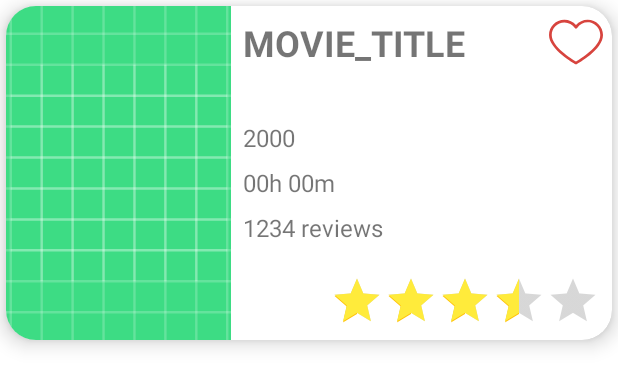
After one commit to TomCo2210/23A-10357-L08, an Android app: the layout movie_item.xml on its own in the app's theme, with its tools: preview values and no code run, on a phone screen of 412 x 824 dp. The commit adds this screen. Shown: the top 387 px of the screen. Run offline under Robolectric (Android 15) with nearby library versions, the phone set to English and light mode, and no system bars.

Commit message:
Movie card design, recyclerView in main activity, data manager

```diff
--- /dev/null
+++ b/app/src/main/res/drawable/empty_heart.xml
@@ -0,0 +1,11 @@
+<?xml version="1.0" encoding="utf-8"?>
+<vector xmlns:android="http://schemas.android.com/apk/res/android"
+    android:width="412.735dp"
+    android:height="412.735dp"
+    android:viewportWidth="412.735"
+    android:viewportHeight="412.735">
+
+    <path
+        android:fillColor="#d7443e"
+        android:pathData="M295.706,35.522C295.706,35.522,295.706,35.522,295.706,35.522c-34.43-0.184-67.161,14.937-89.339,41.273 c-22.039-26.516-54.861-41.68-89.339-41.273C52.395,35.522,0,87.917,0,152.55C0,263.31,193.306,371.456,201.143,375.636 c3.162,2.113,7.286,2.113,10.449,0c7.837-4.18,201.143-110.759,201.143-223.086C412.735,87.917,360.339,35.522,295.706,35.522z M206.367,354.738C176.065,336.975,20.898,242.412,20.898,152.55c0-53.091,43.039-96.131,96.131-96.131 c32.512-0.427,62.938,15.972,80.457,43.363c3.557,4.905,10.418,5.998,15.323,2.44c0.937-0.68,1.761-1.503,2.44-2.44 c29.055-44.435,88.631-56.903,133.066-27.848c27.202,17.787,43.575,48.114,43.521,80.615 C391.837,243.456,236.669,337.497,206.367,354.738z" />
+</vector>
--- /dev/null
+++ b/app/src/main/res/layout/movie_item.xml
@@ -0,0 +1,107 @@
+<?xml version="1.0" encoding="utf-8"?>
+<com.google.android.material.card.MaterialCardView xmlns:android="http://schemas.android.com/apk/res/android"
+    xmlns:app="http://schemas.android.com/apk/res-auto"
+    android:layout_width="match_parent"
+    android:layout_height="wrap_content"
+    app:cardCornerRadius="20dp"
+    android:layout_margin="4dp"
+    android:elevation="8dp"
+    app:cardElevation="8dp"
+    >
+
+    <RelativeLayout
+        android:layout_width="match_parent"
+        android:layout_height="wrap_content">
+
+        <androidx.appcompat.widget.AppCompatImageView
+            android:id="@+id/movie_IMG_poster"
+            android:layout_width="150dp"
+            android:layout_height="match_parent"
+            android:layout_alignBottom="@id/movie_RTNG_rating"
+            android:layout_alignParentStart="true"
+            android:layout_alignParentTop="true"
+            android:scaleType="centerCrop"
+            android:src="@drawable/ic_launcher_background" />
+
+        <androidx.appcompat.widget.AppCompatImageView
+            android:id="@+id/movie_IMG_favorite"
+            android:layout_width="36dp"
+            android:layout_height="36dp"
+            android:layout_alignParentTop="true"
+            android:layout_alignParentEnd="true"
+            android:layout_marginTop="6dp"
+            android:layout_marginEnd="6dp"
+            android:scaleType="fitCenter"
+            android:src="@drawable/empty_heart" />
+
+        <com.google.android.material.textview.MaterialTextView
+            android:id="@+id/movie_LBL_title"
+            android:layout_width="match_parent"
+            android:layout_height="wrap_content"
+            android:layout_marginStart="8dp"
+            android:layout_marginTop="8dp"
+            android:layout_marginEnd="8dp"
+            android:layout_toStartOf="@id/movie_IMG_favorite"
+            android:layout_toEndOf="@id/movie_IMG_poster"
+            android:maxLines="2"
+            android:minLines="2"
+            android:text="MOVIE_TITLE"
+            android:textSize="24sp"
+            android:textStyle="bold" />
+
+        <com.google.android.material.textview.MaterialTextView
+            android:id="@+id/movie_LBL_year"
+            android:layout_width="match_parent"
+            android:layout_height="wrap_content"
+            android:layout_below="@id/movie_LBL_title"
+            android:layout_alignStart="@id/movie_LBL_title"
+            android:layout_marginTop="8dp"
+            android:layout_marginEnd="8dp"
+            android:maxLines="1"
+            android:minLines="1"
+            android:text="2000"
+            android:textSize="16sp" />
+
+        <com.google.android.material.textview.MaterialTextView
+            android:id="@+id/movie_LBL_duration"
+            android:layout_width="match_parent"
+            android:layout_height="wrap_content"
+            android:layout_below="@id/movie_LBL_year"
+            android:layout_alignStart="@id/movie_LBL_title"
+            android:layout_marginTop="8dp"
+            android:layout_marginEnd="8dp"
+            android:maxLines="1"
+            android:minLines="1"
+            android:text="00h 00m"
+            android:textSize="16sp" />
+
+        <com.google.android.material.textview.MaterialTextView
+            android:id="@+id/movie_LBL_reviews"
+            android:layout_width="match_parent"
+            android:layout_height="wrap_content"
+            android:layout_below="@id/movie_LBL_duration"
+            android:layout_alignStart="@id/movie_LBL_title"
+            android:layout_marginTop="8dp"
+            android:layout_marginEnd="8dp"
+            android:maxLines="1"
+            android:minLines="1"
+            android:text="1234 reviews"
+            android:textSize="16sp" />
+
+        <androidx.appcompat.widget.AppCompatRatingBar
+            android:id="@+id/movie_RTNG_rating"
+            style="@style/Widget.AppCompat.RatingBar.Indicator"
+            android:layout_width="wrap_content"
+            android:layout_height="wrap_content"
+            android:layout_below="@id/movie_LBL_reviews"
+            android:layout_alignParentEnd="true"
+            android:layout_marginTop="20dp"
+            android:layout_marginEnd="8dp"
+            android:paddingBottom="8dp"
+            android:progressTint="@color/yellow_500"
+            android:rating="3.5"
+            android:secondaryProgressTint="@color/orange_500"
+            android:stepSize="0.5" />
+
+    </RelativeLayout>
+</com.google.android.material.card.MaterialCardView>
--- a/app/src/main/res/values/colors.xml
+++ b/app/src/main/res/values/colors.xml
@@ -7,4 +7,6 @@
     <color name="teal_700">#FF018786</color>
     <color name="black">#FF000000</color>
     <color name="white">#FFFFFFFF</color>
+    <color name="yellow_500">#FFEB3B</color>
+    <color name="orange_500">#FFC107</color>
 </resources>
```
Also changed, not shown: app/src/main/java/dev/tomco/a23a_10357_l08/Model/Movie.java (added, +79 -0 lines), app/src/main/java/dev/tomco/a23a_10357_l08/Utils/DataManager.java (added, +88 -0 lines), app/src/main/res/drawable/heart.xml (added, +11 -0 lines), app/src/main/res/layout/activity_main.xml (+7 -11 lines).
